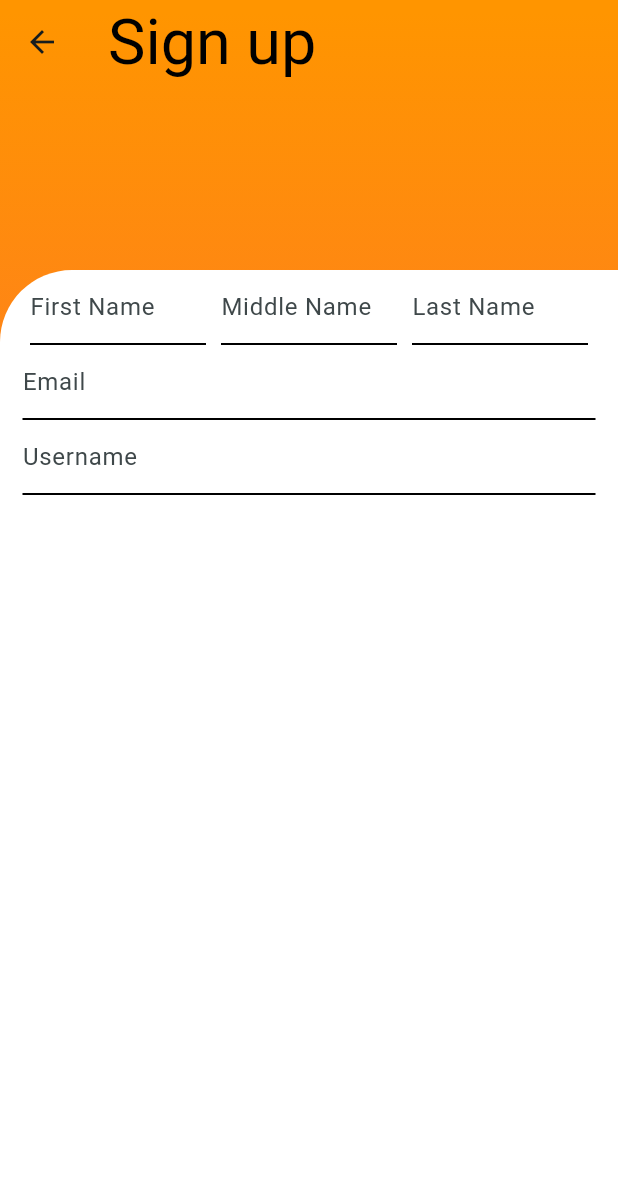
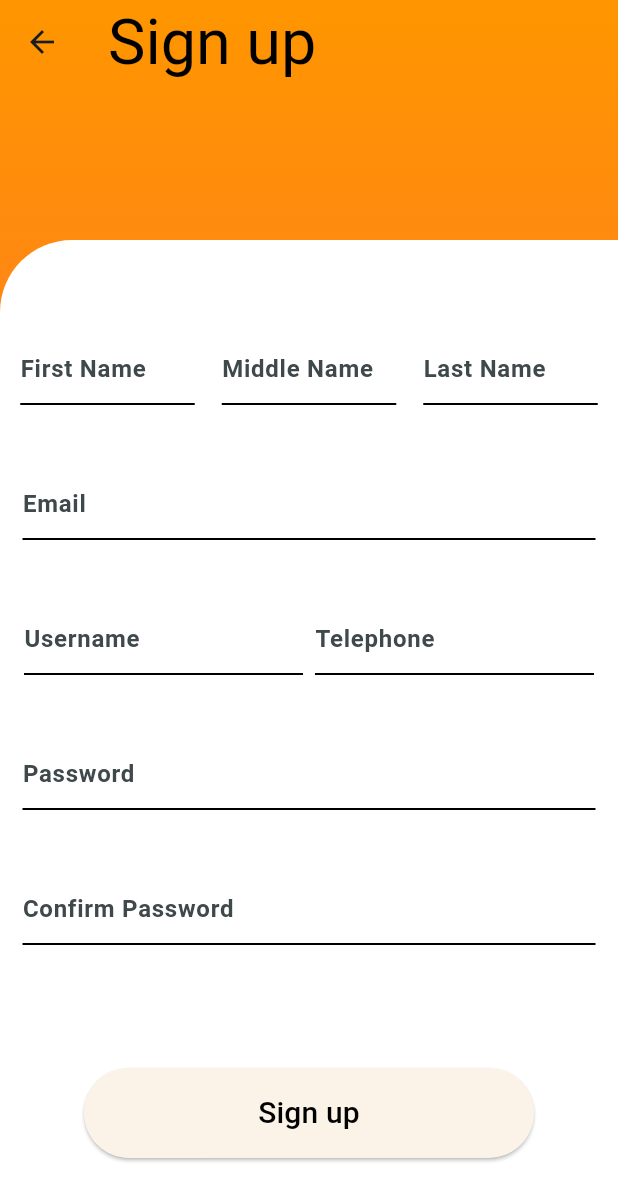
Before and after one commit to BiScooter/BiScooter, a Flutter app: the SignUp screen opened directly, on a phone screen of 412 x 824 dp. Shown: the top 1201 px of the screen. Run offline on Flutter 3.47's test engine with Material 3 defaults, Android fonts, the phone set to English and light mode, and no system bars.

Commit message:
sign up screen v2

```diff
--- a/biscooter/lib/screens/sign_up.dart
+++ b/biscooter/lib/screens/sign_up.dart
@@ -1,3 +1,6 @@
+// ignore_for_file: curly_braces_in_flow_control_structures
+
+import 'package:biscooter/widget/input.dart';
 import "package:flutter/material.dart";
 
 class SignUp extends StatefulWidget {
@@ -8,12 +11,27 @@ class SignUp extends StatefulWidget {
 }
 
 class _SignUpState extends State<SignUp> {
-  static const double spaceHeight = 180;
+  static const double spaceHeight = 160;
+
+  final _formController = GlobalKey<FormState>();
+  final _firstName = TextEditingController();
+  final _middleName = TextEditingController();
+  final _lastName = TextEditingController();
+  final _email = TextEditingController();
+  final _telephone = TextEditingController();
+  final _username = TextEditingController();
+  final _password = TextEditingController();
+  final _confirmPassword = TextEditingController();
+
+  void sign() {
+    _formController.currentState?.validate();
+  }
 
   @override
   Widget build(BuildContext context) {
     return Scaffold(
       extendBodyBehindAppBar: true,
+      resizeToAvoidBottomInset: true,
       appBar: AppBar(
         title: const Text("Sign up"),
         backgroundColor: Colors.transparent,
@@ -44,7 +62,8 @@ class _SignUpState extends State<SignUp> {
             // the white container
             Expanded(
               child: Container(
-                  height: MediaQuery.of(context).size.height - spaceHeight,
+                // height: MediaQuery.of(context).size.height - spaceHeight,
+                padding: const EdgeInsets.only(top: 42),
                 width: double.infinity,
                 decoration: const ShapeDecoration(
                   color: Colors.white,
@@ -54,54 +73,102 @@ class _SignUpState extends State<SignUp> {
                   ),
                 ),
 
-
                 // the colum of input fields
+                child: SingleChildScrollView(
+                  child: Form(
+                    key: _formController,
                     child: Column(
                       children: [
                         // the name input fields
                         Row(
                           mainAxisAlignment: MainAxisAlignment.center,
                           children: [
-                          Input(width: MediaQuery.of(context).size.width/3 - 20, label: 'First Name',),
+                            Input(
+                              width: MediaQuery.of(context).size.width / 3 - 21,
+                              label: 'First Name',
+                              controller: _firstName,
+                              password: _firstName,
+                            ),
                             const SizedBox(width: 10),
-                          Input(width: MediaQuery.of(context).size.width/3 - 20, label: 'Middle Name',),
+                            Input(
+                              width: MediaQuery.of(context).size.width / 3 - 21,
+                              label: 'Middle Name',
+                              controller: _middleName,
+                              password: _middleName,
+                            ),
                             const SizedBox(width: 10),
-                          Input(width: MediaQuery.of(context).size.width/3 - 20, label: 'Last Name',),
+                            Input(
+                              width: MediaQuery.of(context).size.width / 3 - 21,
+                              label: 'Last Name',
+                              controller: _lastName,
+                              password: _lastName,
+                            ),
                           ],
                         ),
-                      Input(width: MediaQuery.of(context).size.width - 30, label: 'Email',),
-                      Input(width: MediaQuery.of(context).size.width - 30, label: 'Username',),
 
+                        // the rest input fields
+                        Input(
+                          width: MediaQuery.of(context).size.width - 30,
+                          label: 'Email',
+                          controller: _email,
+                          password: _email,
+                        ),
+                        Row(
+                          mainAxisAlignment: MainAxisAlignment.center,
+                          children: [
+                            Input(
+                              width: MediaQuery.of(context).size.width / 2 - 20,
+                              label: 'Username',
+                              controller: _username,
+                              password: _username,
+                            ),
+                            Input(
+                              width: MediaQuery.of(context).size.width / 2 - 20,
+                              label: 'Telephone',
+                              controller: _telephone,
+                              password: _telephone,
+                            ),
                           ],
+                        ),
+                        Input(
+                          width: MediaQuery.of(context).size.width - 30,
+                          label: 'Password',
+                          controller: _password,
+                          password: _password,
+                        ),
+                        Input(
+                          width: MediaQuery.of(context).size.width - 30,
+                          label: 'Confirm Password',
+                          controller: _confirmPassword,
+                          password: _password,
+                        ),
+
+                        // the sing up button
+                        Padding(
+                          padding: const EdgeInsets.only(top: 60.0, bottom: 25),
+                          child: ElevatedButton(
+                            onPressed: sign,
+                            style: ButtonStyle(
+                              fixedSize: const MaterialStatePropertyAll(
+                                Size(300, 60),
+                              ),
+                              backgroundColor: MaterialStatePropertyAll(
+                                  Theme.of(context)
+                                      .colorScheme
+                                      .primaryContainer),
+                            ),
+                            child: Text("Sign up",
+                                style: Theme.of(context).textTheme.labelLarge),
+                          ),
+                        ),
+                      ],
+                    ),
+                  ),
                 ),
               ),
             ),
           ],
         ),
-        ));
-  }
-}
-
-class Input extends StatelessWidget {
-  final double width;
-  final String label;
-  const Input({
-    super.key, required this.width, required this.label,
-  });
-
-  @override
-  Widget build(BuildContext context) {
-    return SizedBox(
-      width: width, // Set the width
-      height: 50, // Set the height
-      child: TextField(
-        decoration: InputDecoration(
-          border: const UnderlineInputBorder(), // This gives a border at the bottom
-          enabledBorder: const UnderlineInputBorder(
-            borderSide: BorderSide(color: Colors.black, width: 1.4), // This gives a border at the bottom when enabled
-          ),
-          labelText: label,
-        ),
       ),
     );
   }
```
Lines whose indentation alone changed are shown as unchanged.
